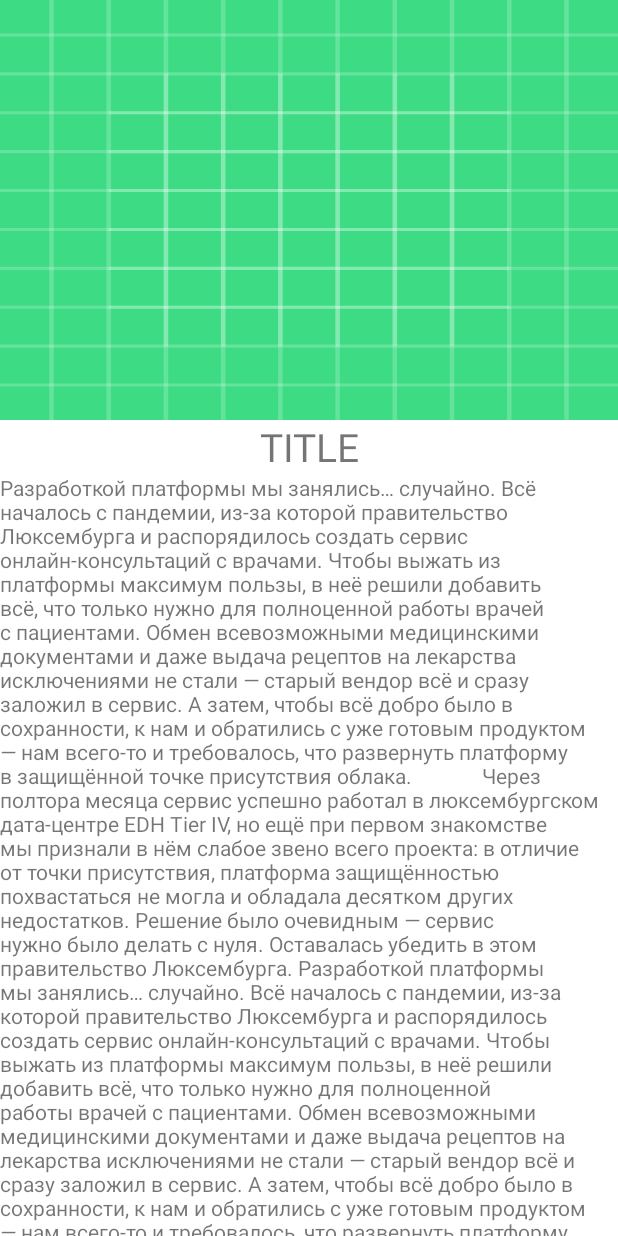
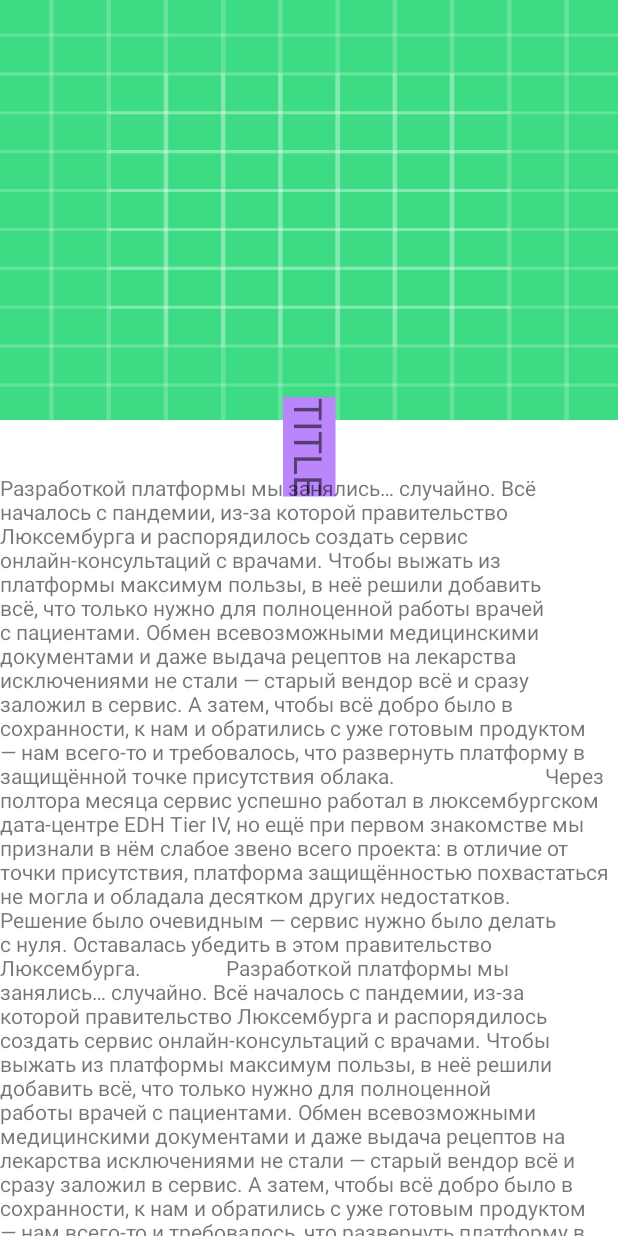
Before and after one commit to karateka-git/MotionLayoutTest, an Android app: the layout activity_main_first_motion_element.xml on its own in the app's theme, with its tools: preview values and no code run, on a phone screen of 412 x 824 dp. Run offline under Robolectric (Android 15) with nearby library versions, the phone set to English and light mode, and no system bars.

```diff
--- a/app/src/main/java/com/example/motionlayouttest/MainActivity.kt
+++ b/app/src/main/java/com/example/motionlayouttest/MainActivity.kt
@@ -10,42 +10,8 @@ import android.view.MenuItem
 
 class MainActivity : AppCompatActivity() {
 
-    private lateinit var appBarConfiguration: AppBarConfiguration
-
     override fun onCreate(savedInstanceState: Bundle?) {
         super.onCreate(savedInstanceState)
-        setContentView(R.layout.activity_main_vertical_slide)
-        setSupportActionBar(findViewById(R.id.toolbar))
-
-//        val navController = findNavController(R.id.nav_host_fragment_content_main)
-//        appBarConfiguration = AppBarConfiguration(navController.graph)
-//        setupActionBarWithNavController(navController, appBarConfiguration)
-
-//        findViewById<FloatingActionButton>(R.id.fab).setOnClickListener { view ->
-//            Snackbar.make(view, "Replace with your own action", Snackbar.LENGTH_LONG)
-//                    .setAction("Action", null).show()
-//        }
-    }
-
-    override fun onCreateOptionsMenu(menu: Menu): Boolean {
-        // Inflate the menu; this adds items to the action bar if it is present.
-        menuInflater.inflate(R.menu.menu_main, menu)
-        return true
-    }
-
-    override fun onOptionsItemSelected(item: MenuItem): Boolean {
-        // Handle action bar item clicks here. The action bar will
-        // automatically handle clicks on the Home/Up button, so long
-        // as you specify a parent activity in AndroidManifest.xml.
-        return when (item.itemId) {
-            R.id.action_settings -> true
-            else -> super.onOptionsItemSelected(item)
-        }
-    }
-
-    override fun onSupportNavigateUp(): Boolean {
-        val navController = findNavController(R.id.nav_host_fragment_content_main)
-        return navController.navigateUp(appBarConfiguration)
-                || super.onSupportNavigateUp()
+        setContentView(R.layout.activity_main_first_motion_element)
     }
 }
--- a/app/src/main/res/layout/activity_main_first_motion_element.xml
+++ b/app/src/main/res/layout/activity_main_first_motion_element.xml
@@ -8,17 +8,15 @@
     <ImageView
         android:id="@+id/backgroundImage"
         android:layout_width="0dp"
-        android:layout_height="280dp"
-        android:background="@drawable/ic_launcher_background"
-        app:layout_constraintEnd_toEndOf="parent"
-        app:layout_constraintStart_toStartOf="parent"
-        app:layout_constraintTop_toTopOf="parent" />
+        android:layout_height="0dp"
+        android:background="@drawable/ic_launcher_background" />
 
     <TextView
         android:id="@+id/textTitle"
         android:layout_width="wrap_content"
         android:layout_height="wrap_content"
         android:gravity="center"
+        android:background="@color/purple_200"
         android:text="TITLE"
         android:textSize="26sp"
         app:layout_constraintEnd_toEndOf="parent"
@@ -33,27 +31,17 @@
         app:layout_constraintStart_toStartOf="parent"
         app:layout_constraintTop_toBottomOf="@+id/textTitle"
         app:layout_constraintBottom_toBottomOf="parent" >
-
-        <LinearLayout
-            android:layout_width="match_parent"
-            android:layout_height="0dp"
-            app:layout_constraintBottom_toBottomOf="parent"
-            app:layout_constraintEnd_toEndOf="parent"
-            app:layout_constraintStart_toStartOf="parent"
-            app:layout_constraintTop_toTopOf="parent">
-
             <TextView
                 android:id="@+id/textScrollContent"
                 android:layout_width="match_parent"
                 android:layout_height="wrap_content"
                 android:text="Разработкой платформы мы занялись… случайно. Всё началось с пандемии, из-за которой правительство Люксембурга и распорядилось создать сервис онлайн-консультаций с врачами. Чтобы выжать из платформы максимум пользы, в неё решили добавить всё, что только нужно для полноценной работы врачей с пациентами. Обмен всевозможными медицинскими документами и даже выдача рецептов на лекарства исключениями не стали — старый вендор всё и сразу заложил в сервис. А затем, чтобы всё добро было в сохранности, к нам и обратились с уже готовым продуктом — нам всего-то и требовалось, что развернуть платформу в защищённой точке присутствия облака.
 
-            Через полтора месяца сервис успешно работал в люксембургском дата-центре EDH Tier IV, но ещё при первом знакомстве мы признали в нём слабое звено всего проекта: в отличие от точки присутствия, платформа защищённостью похвастаться не могла и обладала десятком других недостатков. Решение было очевидным — сервис нужно было делать с нуля. Оставалась убедить в этом правительство Люксембурга.
-Разработкой платформы мы занялись… случайно. Всё началось с пандемии, из-за которой правительство Люксембурга и распорядилось создать сервис онлайн-консультаций с врачами. Чтобы выжать из платформы максимум пользы, в неё решили добавить всё, что только нужно для полноценной работы врачей с пациентами. Обмен всевозможными медицинскими документами и даже выдача рецептов на лекарства исключениями не стали — старый вендор всё и сразу заложил в сервис. А затем, чтобы всё добро было в сохранности, к нам и обратились с уже готовым продуктом — нам всего-то и требовалось, что развернуть платформу в защищённой точке присутствия облака.
+                            Через полтора месяца сервис успешно работал в люксембургском дата-центре EDH Tier IV, но ещё при первом знакомстве мы признали в нём слабое звено всего проекта: в отличие от точки присутствия, платформа защищённостью похвастаться не могла и обладала десятком других недостатков. Решение было очевидным — сервис нужно было делать с нуля. Оставалась убедить в этом правительство Люксембурга.
+                Разработкой платформы мы занялись… случайно. Всё началось с пандемии, из-за которой правительство Люксембурга и распорядилось создать сервис онлайн-консультаций с врачами. Чтобы выжать из платформы максимум пользы, в неё решили добавить всё, что только нужно для полноценной работы врачей с пациентами. Обмен всевозможными медицинскими документами и даже выдача рецептов на лекарства исключениями не стали — старый вендор всё и сразу заложил в сервис. А затем, чтобы всё добро было в сохранности, к нам и обратились с уже готовым продуктом — нам всего-то и требовалось, что развернуть платформу в защищённой точке присутствия облака.
 
-            Через полтора месяца сервис успешно работал в люксембургском дата-центре EDH Tier IV, но ещё при первом знакомстве мы признали в нём слабое звено всего проекта: в отличие от точки присутствия, платформа защищённостью похвастаться не могла и обладала десятком других недостатков. Решение было очевидным — сервис нужно было делать с нуля. Оставалась убедить в этом правительство Люксембурга.
-" />
-        </LinearLayout>
+                            Через полтора месяца сервис успешно работал в люксембургском дата-центре EDH Tier IV, но ещё при первом знакомстве мы признали в нём слабое звено всего проекта: в отличие от точки присутствия, платформа защищённостью похвастаться не могла и обладала десятком других недостатков. Решение было очевидным — сервис нужно было делать с нуля. Оставалась убедить в этом правительство Люксембурга.
+                " />
     </androidx.core.widget.NestedScrollView>
 
 
--- a/app/src/main/res/xml/activity_main_first_motion_element_scene.xml
+++ b/app/src/main/res/xml/activity_main_first_motion_element_scene.xml
@@ -10,22 +10,39 @@
        <KeyFrameSet>
            <KeyAttribute
                motion:motionTarget="@+id/backgroundImage"
-               motion:framePosition="100"
-               android:alpha="0" />
+               motion:framePosition="100" />
+           <KeyAttribute
+               android:rotation="90"
+               motion:framePosition="0"
+               motion:motionTarget="@id/textTitle" />
+
        </KeyFrameSet>
         <OnSwipe
             motion:dragDirection="dragUp"
             motion:touchAnchorId="@+id/textScroll"
-            motion:maxAcceleration="100" />
+            motion:onTouchUp="stop"
+            motion:moveWhenScrollAtTop="true"
+            motion:maxAcceleration="20" />
     </Transition>
 
     <ConstraintSet android:id="@+id/start">
+        <Constraint
+            android:id="@+id/backgroundImage"
+            android:layout_width="0dp"
+            android:layout_height="280dp"
+            motion:layout_constraintEnd_toEndOf="parent"
+            motion:layout_constraintStart_toStartOf="parent"
+            motion:layout_constraintTop_toTopOf="parent" />
     </ConstraintSet>
 
     <ConstraintSet android:id="@+id/end">
         <Constraint
             android:layout_height="1dp"
             android:layout_width="match_parent"
-            android:id="@+id/backgroundImage" />
+            android:id="@+id/backgroundImage"
+            motion:layout_constraintEnd_toEndOf="parent"
+            motion:layout_constraintStart_toStartOf="parent"
+            motion:layout_constraintTop_toTopOf="parent">
+        </Constraint>
     </ConstraintSet>
 </MotionScene>
```
